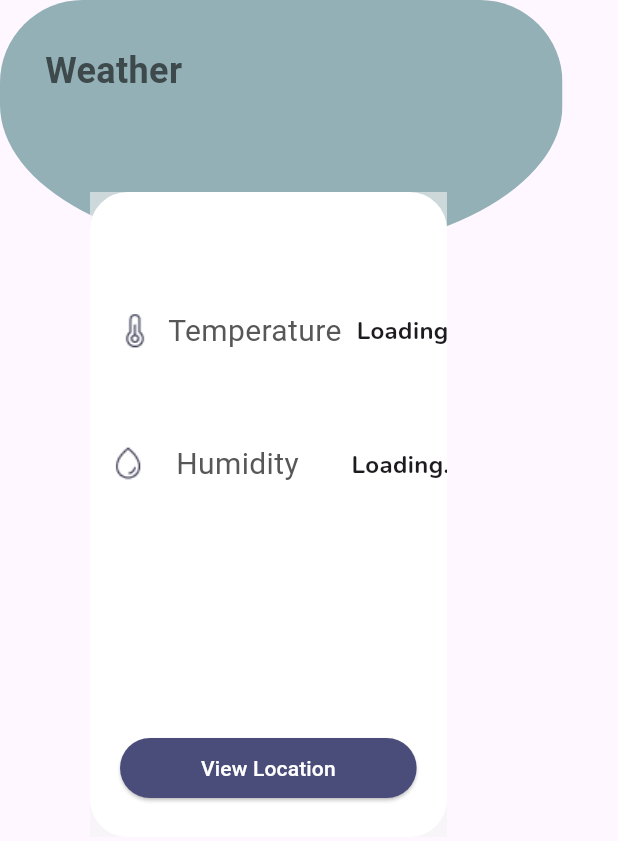
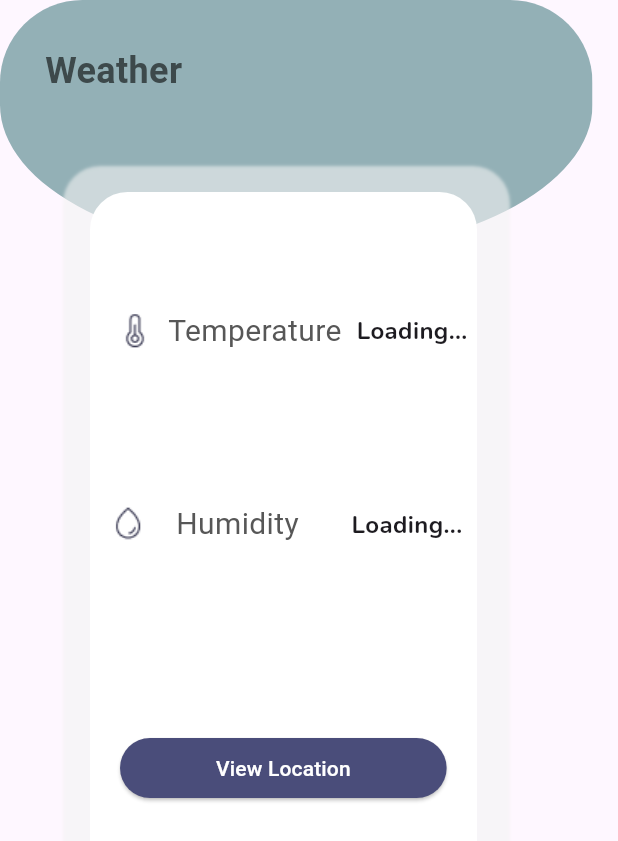
Before and after one commit to RamaTobbo/flutter1, a Flutter app: the Temperature1 screen opened directly with empty values, on a phone screen of 412 x 824 dp. Shown: the top 841 px of the screen. Run offline on Flutter 3.47's test engine with Material 3 defaults, Android fonts, the phone set to English and light mode, and no system bars; our stand-ins replace audioplayers, chat_bubbles, cloud_firestore, dots_indicator, firebase_core, firebase_messaging and 17 more; missing offline and left inert: jumping_dot, mobile_scanner; accounts and stored records are empty.

Commit message:
Initial commit

```diff
--- a/lib/noSmartwatch/temp.dart
+++ b/lib/noSmartwatch/temp.dart
@@ -157,7 +157,7 @@ class _TemperatureState extends State<Temperature1> {
             ClipPath(
               clipper: RoundedBottomClipper(),
               child: Container(
-                width: 375,
+                width: 395,
                 height: 169.92,
                 decoration: BoxDecoration(
                   color: themeProvider1.isDarkMode
@@ -193,8 +193,8 @@ class _TemperatureState extends State<Temperature1> {
                   Stack(
                     children: [
                       Container(
-                        width: 238,
-                        height: 430,
+                        width: 258,
+                        height: 480,
                         decoration: BoxDecoration(
                           color: Colors.white,
                           borderRadius: const BorderRadius.all(
@@ -244,7 +244,7 @@ class _TemperatureState extends State<Temperature1> {
                               ),
                             ),
                             const SizedBox(
-                              height: 60,
+                              height: 100,
                             ),
                             Row(
                               children: [
@@ -295,7 +295,7 @@ class _TemperatureState extends State<Temperature1> {
                                   ? Color(0xffADD8E6)
                                   : const Color(0xFF4a4d7a)),
                           child: const Padding(
-                            padding: EdgeInsets.symmetric(horizontal: 30.0),
+                            padding: EdgeInsets.symmetric(horizontal: 40.0),
                             child: Text(
                               'View Location',
                               style: TextStyle(
--- a/lib/screens/SetupScreens.dart
+++ b/lib/screens/SetupScreens.dart
@@ -98,6 +98,9 @@ class _SetupscreensState extends State<Setupscreens> {
         'age': Provider.of<UserData>(context, listen: false).age,
         'height': Provider.of<UserData>(context, listen: false).height,
         'weight': Provider.of<UserData>(context, listen: false).weight,
+        'IsNotAsmartwatchUser':
+            Provider.of<Isasmartwatchuser>(context, listen: false)
+                .isNotUsingSmartwatch,
         // 'bmi': Provider.of<UserData>(context, listen: false).bmi,
       });
       final prefs = await SharedPreferences.getInstance();
--- a/lib/screens/heartRate.dart
+++ b/lib/screens/heartRate.dart
@@ -220,7 +220,7 @@ class _HeartrateState extends State<Heartrate> {
               ),
               Positioned(
                 top: 130,
-                left: 70,
+                left: 80,
                 child: Image.asset(
                   'assets/images/pulse.png',
                   width: 200,
```
Also changed, not shown: lib/noSmartwatch/Home.dart (+6 -6 lines), lib/noSmartwatch/tab.dart (+14 -1 lines), lib/screens/bluetoothPairingSuccess.dart (+24 -4 lines).
